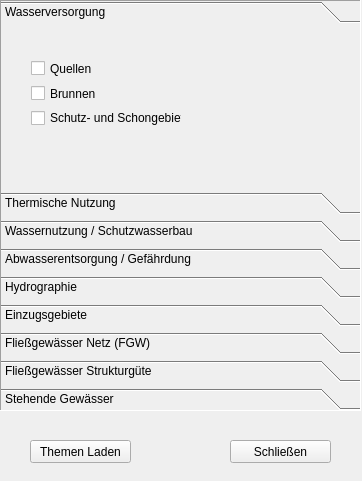
First picture: the form in tools/gui_wasser.ui, repository klausib/VogisMenu, before the edit.
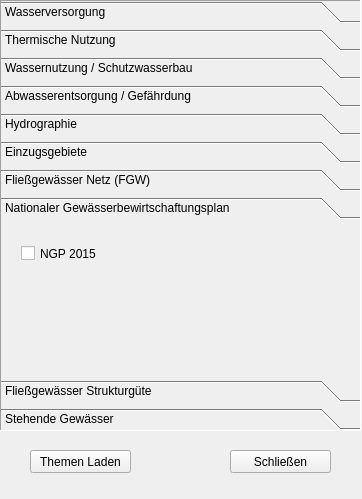
Second picture: the form after the edit. The open tabs and pages were chosen to show the change.

Patch:
```diff
--- a/tools/gui_wasser.ui
+++ b/tools/gui_wasser.ui
@@ -7,7 +7,7 @@
     <x>0</x>
     <y>0</y>
     <width>362</width>
-    <height>481</height>
+    <height>499</height>
    </rect>
   </property>
   <property name="windowTitle">
@@ -19,7 +19,7 @@
      <x>0</x>
      <y>0</y>
      <width>361</width>
-     <height>411</height>
+     <height>431</height>
     </rect>
    </property>
    <property name="frameShape">
@@ -34,7 +34,7 @@
       <x>0</x>
       <y>0</y>
       <width>359</width>
-      <height>166</height>
+      <height>159</height>
      </rect>
     </property>
     <attribute name="label">
@@ -509,6 +509,35 @@
      </layout>
     </widget>
    </widget>
+   <widget class="QWidget" name="page_5">
+    <property name="geometry">
+     <rect>
+      <x>0</x>
+      <y>0</y>
+      <width>98</width>
+      <height>28</height>
+     </rect>
+    </property>
+    <attribute name="label">
+     <string>Nationaler Gewässerbewirtschaftungsplan</string>
+    </attribute>
+    <widget class="QCheckBox" name="ckGewaesserbewirtschaftungsplan2015">
+     <property name="geometry">
+      <rect>
+       <x>20</x>
+       <y>20</y>
+       <width>323</width>
+       <height>17</height>
+      </rect>
+     </property>
+     <property name="text">
+      <string>NGP 2015</string>
+     </property>
+     <attribute name="buttonGroup">
+      <string notr="true">ckButtons</string>
+     </attribute>
+    </widget>
+   </widget>
    <widget class="QWidget" name="page_3">
     <property name="geometry">
      <rect>
@@ -712,7 +741,7 @@
    <property name="geometry">
     <rect>
      <x>30</x>
-     <y>440</y>
+     <y>450</y>
      <width>101</width>
      <height>23</height>
     </rect>
@@ -725,7 +754,7 @@
    <property name="geometry">
     <rect>
      <x>230</x>
-     <y>440</y>
+     <y>450</y>
      <width>101</width>
      <height>23</height>
     </rect>
```
Left out of the diff: 136 changed lines with no effect on the pictures.
